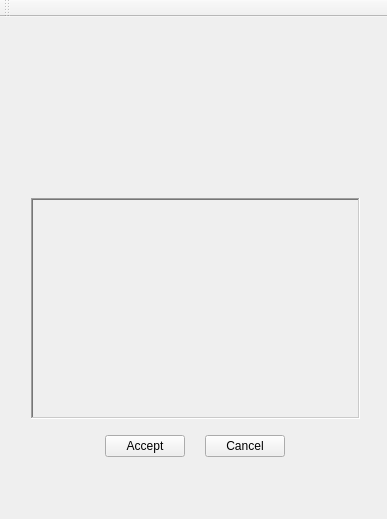
Old version of the form mainwindow.ui in the repository rakeeb-hossain/PEAT_V2.
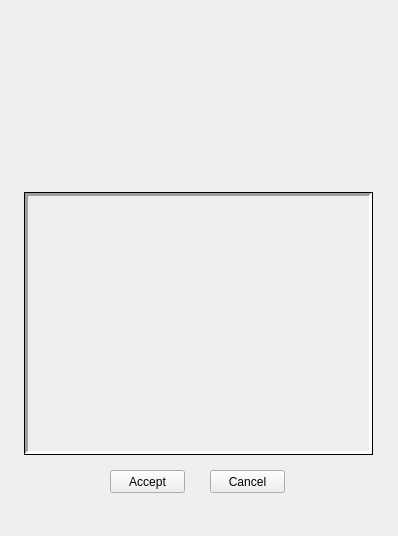
New version of the form. Icons and pictures are not drawn.

Diff of the .ui file:
```diff
--- a/mainwindow.ui
+++ b/mainwindow.ui
@@ -6,151 +6,21 @@
    <rect>
     <x>0</x>
     <y>0</y>
-    <width>387</width>
-    <height>519</height>
+    <width>398</width>
+    <height>536</height>
    </rect>
   </property>
   <property name="windowTitle">
    <string>MainWindow</string>
   </property>
   <widget class="QWidget" name="centralWidget">
-   <widget class="QWidget" name="layoutWidget">
-    <property name="geometry">
-     <rect>
-      <x>20</x>
-      <y>170</y>
-      <width>351</width>
-      <height>281</height>
-     </rect>
-    </property>
-    <layout class="QVBoxLayout" name="verticalLayout">
-     <item>
-      <widget class="QScrollArea" name="scrollArea">
-       <property name="autoFillBackground">
-        <bool>true</bool>
-       </property>
-       <property name="frameShape">
-        <enum>QFrame::WinPanel</enum>
-       </property>
-       <property name="frameShadow">
-        <enum>QFrame::Sunken</enum>
-       </property>
-       <property name="lineWidth">
-        <number>26</number>
-       </property>
-       <property name="widgetResizable">
-        <bool>true</bool>
-       </property>
-       <widget class="QWidget" name="scrollAreaWidgetContents">
-        <property name="geometry">
-         <rect>
-          <x>0</x>
-          <y>0</y>
-          <width>345</width>
-          <height>228</height>
-         </rect>
-        </property>
-        <widget class="QScrollBar" name="verticalScrollBar">
-         <property name="geometry">
-          <rect>
-           <x>330</x>
-           <y>0</y>
-           <width>16</width>
-           <height>231</height>
-          </rect>
-         </property>
-         <property name="orientation">
-          <enum>Qt::Vertical</enum>
-         </property>
-        </widget>
-       </widget>
-      </widget>
-     </item>
-     <item>
-      <spacer name="verticalSpacer">
-       <property name="orientation">
-        <enum>Qt::Vertical</enum>
-       </property>
-       <property name="sizeType">
-        <enum>QSizePolicy::Fixed</enum>
-       </property>
-       <property name="sizeHint" stdset="0">
-        <size>
-         <width>0</width>
-         <height>10</height>
-        </size>
-       </property>
-      </spacer>
-     </item>
-     <item>
-      <layout class="QHBoxLayout" name="horizontalLayout">
-       <property name="spacing">
-        <number>20</number>
-       </property>
-       <item>
-        <spacer name="horizontalSpacer_2">
-         <property name="orientation">
-          <enum>Qt::Horizontal</enum>
-         </property>
-         <property name="sizeHint" stdset="0">
-          <size>
-           <width>100</width>
-           <height>20</height>
-          </size>
-         </property>
-        </spacer>
-       </item>
-       <item>
-        <widget class="QPushButton" name="pushButton">
-         <property name="text">
-          <string>Accept</string>
-         </property>
-        </widget>
-       </item>
-       <item>
-        <spacer name="horizontalSpacer">
-         <property name="orientation">
-          <enum>Qt::Horizontal</enum>
-         </property>
-         <property name="sizeHint" stdset="0">
-          <size>
-           <width>0</width>
-           <height>0</height>
-          </size>
-         </property>
-        </spacer>
-       </item>
-       <item>
-        <widget class="QPushButton" name="pushButton_2">
-         <property name="text">
-          <string>Cancel</string>
-         </property>
-        </widget>
-       </item>
-       <item>
-        <spacer name="horizontalSpacer_3">
-         <property name="orientation">
-          <enum>Qt::Horizontal</enum>
-         </property>
-         <property name="sizeHint" stdset="0">
-          <size>
-           <width>100</width>
-           <height>20</height>
-          </size>
-         </property>
-        </spacer>
-       </item>
-      </layout>
-     </item>
-    </layout>
-   </widget>
    <widget class="QLabel" name="label">
     <property name="geometry">
      <rect>
-      <x>20</x>
-      <y>10</y>
+      <x>24</x>
+      <y>20</y>
       <width>351</width>
-      <height>131</height>
+      <height>151</height>
      </rect>
     </property>
     <property name="autoFillBackground">
@@ -166,6 +36,99 @@
      <bool>true</bool>
     </property>
    </widget>
+   <widget class="QFrame" name="frame">
+    <property name="geometry">
+     <rect>
+      <x>24</x>
+      <y>192</y>
+      <width>349</width>
+      <height>263</height>
+     </rect>
+    </property>
+    <property name="styleSheet">
+     <string notr="true"/>
+    </property>
+    <property name="frameShape">
+     <enum>QFrame::Box</enum>
+    </property>
+    <property name="frameShadow">
+     <enum>QFrame::Plain</enum>
+    </property>
+    <property name="lineWidth">
+     <number>1</number>
+    </property>
+    <widget class="QScrollArea" name="scrollArea">
+     <property name="geometry">
+      <rect>
+       <x>1</x>
+       <y>1</y>
+       <width>347</width>
+       <height>261</height>
+      </rect>
+     </property>
+     <property name="autoFillBackground">
+      <bool>true</bool>
+     </property>
+     <property name="styleSheet">
+      <string notr="true"/>
+     </property>
+     <property name="frameShape">
+      <enum>QFrame::Panel</enum>
+     </property>
+     <property name="frameShadow">
+      <enum>QFrame::Sunken</enum>
+     </property>
+     <property name="lineWidth">
+      <number>3</number>
+     </property>
+     <property name="horizontalScrollBarPolicy">
+      <enum>Qt::ScrollBarAlwaysOff</enum>
+     </property>
+     <property name="widgetResizable">
+      <bool>true</bool>
+     </property>
+     <widget class="QWidget" name="scrollAreaWidgetContents_2">
+      <property name="geometry">
+       <rect>
+        <x>0</x>
+        <y>0</y>
+        <width>341</width>
+        <height>255</height>
+       </rect>
+      </property>
+     </widget>
+    </widget>
+   </widget>
+   <widget class="QPushButton" name="pushButton">
+    <property name="geometry">
+     <rect>
+      <x>110</x>
+      <y>470</y>
+      <width>75</width>
+      <height>23</height>
+     </rect>
+    </property>
+    <property name="text">
+     <string>Accept</string>
+    </property>
+   </widget>
+   <widget class="QPushButton" name="pushButton_2">
+    <property name="geometry">
+     <rect>
+      <x>210</x>
+      <y>470</y>
+      <width>75</width>
+      <height>23</height>
+     </rect>
+    </property>
+    <property name="text">
+     <string>Cancel</string>
+    </property>
+   </widget>
+   <zorder>frame</zorder>
+   <zorder>label</zorder>
+   <zorder>pushButton</zorder>
+   <zorder>pushButton_2</zorder>
   </widget>
   <widget class="QMenuBar" name="menuBar">
    <property name="geometry">
@@ -177,14 +140,6 @@
     </rect>
    </property>
   </widget>
-  <widget class="QToolBar" name="mainToolBar">
-   <attribute name="toolBarArea">
-    <enum>TopToolBarArea</enum>
-   </attribute>
-   <attribute name="toolBarBreak">
-    <bool>false</bool>
-   </attribute>
-  </widget>
   <action name="actionTest">
    <property name="icon">
     <iconset resource="resources.qrc">
```
Left out of the diff: 5 changed lines with no effect on the pictures.
